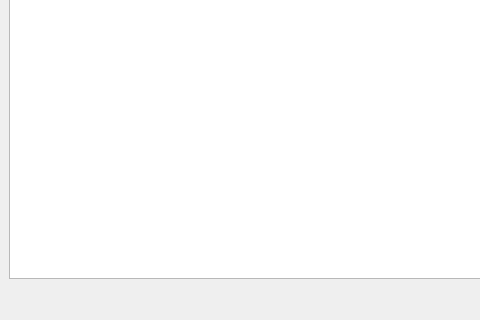
Qt form algorithm exercise/large work/ui/mainwindow.ui (chenshang3/follower) before a commit; both pictures show x 0 to 480 and y 121 to 441 of the 702 by 441 pixel window.
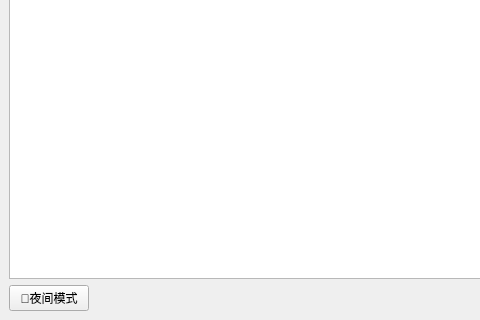
The same form after that commit.

Commit message: 添加夜间模式

Patch:
```diff
--- a/algorithm exercise/large work/ui/mainwindow.ui
+++ b/algorithm exercise/large work/ui/mainwindow.ui
@@ -87,6 +87,13 @@
     </item>
     <item>
      <layout class="QHBoxLayout" name="pageLayout">
+      <item>
+       <widget class="QPushButton" name="btnTheme">
+        <property name="text">
+         <string>🌙夜间模式</string>
+        </property>
+       </widget>
+      </item>
       <item>
        <spacer name="horizontalSpacer">
         <property name="orientation">
```
The commit also changes 5 other files.
